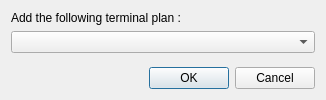
Qt form sources/TerminalStrip/ui/addterminalstripitemdialog.ui (qelectrotech/qelectrotech-source-mirror) before a commit.
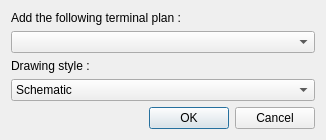
The same form after that commit.

Commit message: Terminal strip: realistic drawing styles and separator plates

```diff
--- a/sources/TerminalStrip/ui/addterminalstripitemdialog.ui
+++ b/sources/TerminalStrip/ui/addterminalstripitemdialog.ui
@@ -24,6 +24,35 @@
    <item>
     <widget class="QComboBox" name="m_terminal_strip_cb"/>
    </item>
+   <item>
+    <widget class="QLabel" name="label_draw_style">
+     <property name="text">
+      <string>Drawing style :</string>
+     </property>
+    </widget>
+   </item>
+   <item>
+    <widget class="QComboBox" name="m_draw_style_cb">
+     <property name="toolTip">
+      <string>How the terminals are drawn. The realistic styles draw the strip at scale, seen from above, with the real width of each terminal.</string>
+     </property>
+     <item>
+      <property name="text">
+       <string>Schematic</string>
+      </property>
+     </item>
+     <item>
+      <property name="text">
+       <string>Realistic (push-in)</string>
+      </property>
+     </item>
+     <item>
+      <property name="text">
+       <string>Realistic (screw)</string>
+      </property>
+     </item>
+    </widget>
+   </item>
    <item>
     <spacer name="verticalSpacer">
      <property name="orientation">
```
The commit also changes 22 other files.
